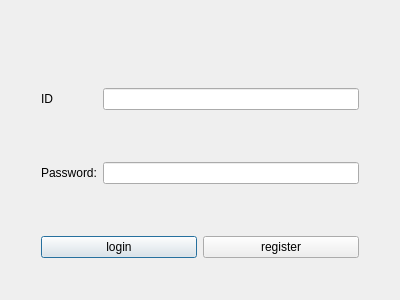
Above: IM_client/login.ui from licovery/IM-QT before the change. Below: the same form after it.
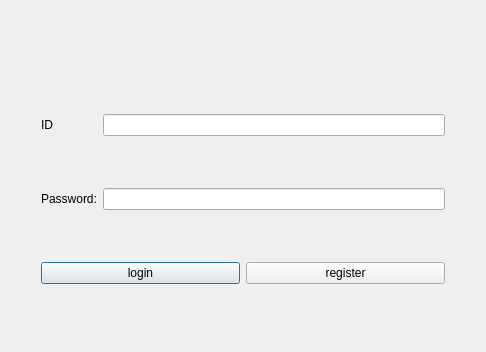
That is the form after the change.

```diff
--- a/IM_client/login.ui
+++ b/IM_client/login.ui
@@ -6,8 +6,8 @@
    <rect>
     <x>0</x>
     <y>0</y>
-    <width>400</width>
-    <height>300</height>
+    <width>486</width>
+    <height>352</height>
    </rect>
   </property>
   <property name="windowTitle">
```
Left out of the diff: 64 changed lines with no effect on the pictures.
